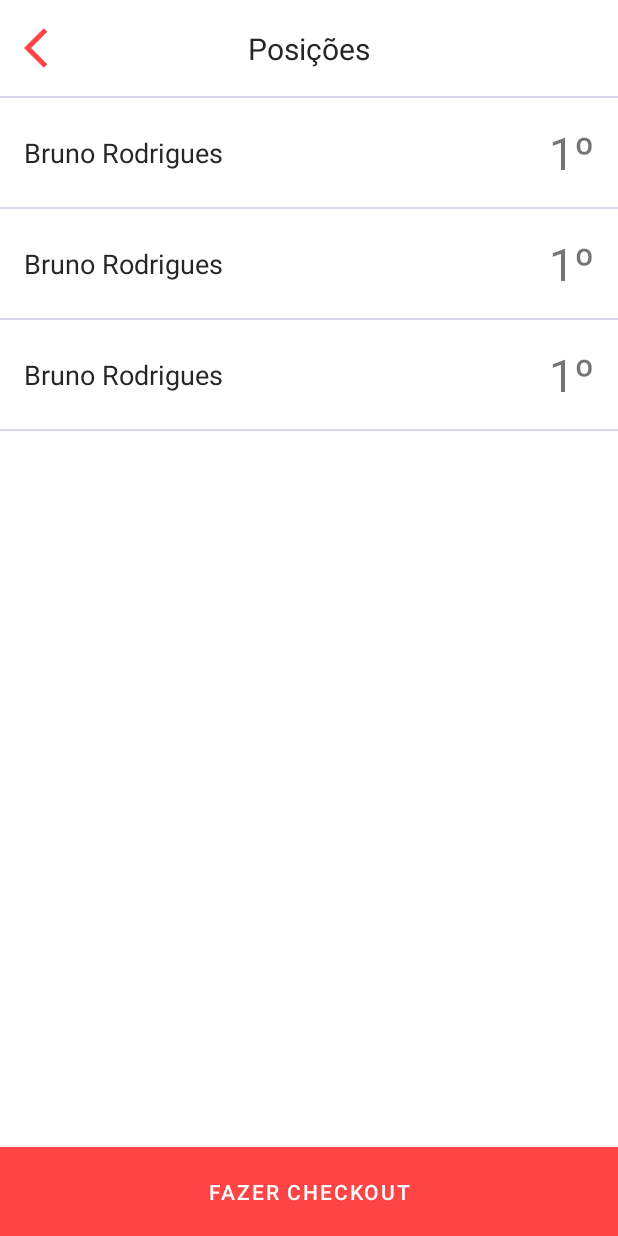
After one commit to brunorodriguesaraujo/alternativecheckin, an Android app: the layout activity_position_list.xml on its own in the app's theme, with its tools: preview values and no code run, on a phone screen of 412 x 824 dp. The commit adds this screen. Run offline under Robolectric (Android 15) with nearby library versions, the phone set to English and light mode, and no system bars.

Commit message:
feat: #main add position activity and change colors

```diff
--- a/app/src/main/AndroidManifest.xml
+++ b/app/src/main/AndroidManifest.xml
@@ -13,6 +13,9 @@
         android:roundIcon="@mipmap/ic_launcher_round"
         android:supportsRtl="true"
         android:theme="@style/Theme.AlternativeCheckIn">
+        <activity
+            android:name=".ui.position.PositionListActivity"
+            android:exported="false" />
 
         <meta-data
             android:name="com.google.android.geo.API_KEY"
@@ -20,8 +23,7 @@
 
         <activity
             android:name=".ui.maps.MapsActivity"
-            android:exported="true"
-            android:label="@string/title_activity_maps">
+            android:exported="true">
             <intent-filter>
                 <action android:name="android.intent.action.MAIN" />
 
--- a/app/src/main/java/br/com/alternativecheck_in/ui/maps/MapsActivity.kt
+++ b/app/src/main/java/br/com/alternativecheck_in/ui/maps/MapsActivity.kt
@@ -2,6 +2,7 @@ package br.com.alternativecheck_in.ui.maps
 
 import android.Manifest
 import android.annotation.SuppressLint
+import android.content.Intent
 import android.content.pm.PackageManager
 import android.location.Location
 import android.location.LocationListener
@@ -13,6 +14,7 @@ import br.com.alternativecheck_in.R
 import br.com.alternativecheck_in.databinding.ActivityMapsBinding
 import br.com.alternativecheck_in.ui.extension.gone
 import br.com.alternativecheck_in.ui.extension.visible
+import br.com.alternativecheck_in.ui.position.PositionListActivity
 import com.google.android.gms.location.FusedLocationProviderClient
 import com.google.android.gms.location.LocationServices
 import com.google.android.gms.maps.CameraUpdateFactory
@@ -42,6 +44,11 @@ class MapsActivity : AppCompatActivity(), OnMapReadyCallback {
         binding = ActivityMapsBinding.inflate(layoutInflater)
         setContentView(binding.root)
         createMapFragment()
+        binding.buttonList.setOnClickListener {
+            val intent = Intent(this, PositionListActivity::class.java)
+            startActivity(intent)
+        }
+
     }
 
     private fun createMapFragment() {
@@ -61,7 +68,7 @@ class MapsActivity : AppCompatActivity(), OnMapReadyCallback {
         circleOption = CircleOptions()
             .center(rodJp)
             .radius(100.0)
-            .strokeColor(R.color.purple_200)
+            .strokeColor(R.color.colorPrimary)
         mMap.addCircle(circleOption)
     }
 
--- /dev/null
+++ b/app/src/main/java/br/com/alternativecheck_in/ui/position/PositionListActivity.java
@@ -0,0 +1,16 @@
+package br.com.alternativecheck_in.ui.position;
+
+import androidx.appcompat.app.AppCompatActivity;
+
+import android.os.Bundle;
+
+import br.com.alternativecheck_in.R;
+
+public class PositionListActivity extends AppCompatActivity {
+
+    @Override
+    protected void onCreate(Bundle savedInstanceState) {
+        super.onCreate(savedInstanceState);
+        setContentView(R.layout.activity_position_list);
+    }
+}
--- /dev/null
+++ b/app/src/main/res/drawable/ic_arrow_back_24.xml
@@ -0,0 +1,10 @@
+<vector xmlns:android="http://schemas.android.com/apk/res/android"
+    android:width="24dp"
+    android:height="24dp"
+    android:viewportWidth="24"
+    android:viewportHeight="24"
+    android:tint="?attr/colorControlNormal">
+  <path
+      android:fillColor="@android:color/white"
+      android:pathData="M11.67,3.87L9.9,2.1 0,12l9.9,9.9 1.77,-1.77L3.54,12z"/>
+</vector>
--- a/app/src/main/res/drawable/shape_button_disabled.xml
+++ b/app/src/main/res/drawable/shape_button_disabled.xml
@@ -1,6 +1,6 @@
 <?xml version="1.0" encoding="utf-8"?>
 <shape xmlns:android="http://schemas.android.com/apk/res/android">
 
-    <solid android:color="@color/purple_200" />
+    <solid android:color="@color/colorInactive" />
 
 </shape>
--- a/app/src/main/res/drawable/shape_button_normal.xml
+++ b/app/src/main/res/drawable/shape_button_normal.xml
@@ -1,5 +1,5 @@
 <?xml version="1.0" encoding="utf-8"?>
 <shape xmlns:android="http://schemas.android.com/apk/res/android">
 
-    <solid android:color="@color/purple_500" />
+    <solid android:color="@color/colorPrimary" />
 </shape>
--- a/app/src/main/res/layout/activity_maps.xml
+++ b/app/src/main/res/layout/activity_maps.xml
@@ -9,20 +9,22 @@
         android:id="@+id/layout_maps_toolbar"
         android:layout_width="match_parent"
         android:layout_height="wrap_content"
-        android:background="@color/purple_500"
+        android:background="@android:color/transparent"
         android:gravity="end"
         android:orientation="horizontal"
         map:layout_constraintEnd_toEndOf="parent"
         map:layout_constraintStart_toStartOf="parent"
         map:layout_constraintTop_toTopOf="parent">
 
-        <Button
+        <com.google.android.material.button.MaterialButton
+            android:id="@+id/button_list"
             android:layout_width="wrap_content"
             android:layout_height="wrap_content"
             android:layout_gravity="center"
             android:background="@android:color/transparent"
             android:gravity="center"
-            android:text="@string/maps_seelist" />
+            android:text="@string/maps_list"
+            android:textColor="@color/colorPrimary" />
 
     </LinearLayout>
 
@@ -37,13 +39,11 @@
         map:layout_constraintTop_toBottomOf="@id/layout_maps_toolbar"
         tools:context=".ui.maps.MapsActivity" />
 
-    <Button
+    <com.google.android.material.button.MaterialButton
         android:id="@+id/button_maps_checkin"
+        style="@style/ButtonStyle"
         android:layout_width="match_parent"
         android:layout_height="wrap_content"
-        android:background="@drawable/selector_button_simple"
-        android:enabled="false"
-        android:padding="16dp"
         android:text="@string/maps_tocheckin"
         map:layout_constraintBottom_toBottomOf="parent"
         map:layout_constraintEnd_toEndOf="parent"
--- /dev/null
+++ b/app/src/main/res/layout/activity_position_list.xml
@@ -0,0 +1,74 @@
+<?xml version="1.0" encoding="utf-8"?>
+<androidx.constraintlayout.widget.ConstraintLayout xmlns:android="http://schemas.android.com/apk/res/android"
+    xmlns:app="http://schemas.android.com/apk/res-auto"
+    xmlns:tools="http://schemas.android.com/tools"
+    android:layout_width="match_parent"
+    android:layout_height="match_parent"
+    android:background="@color/colorBackgroundSecondary"
+    tools:context=".ui.position.PositionListActivity">
+
+    <androidx.constraintlayout.widget.ConstraintLayout
+        android:id="@+id/layout"
+        android:layout_width="match_parent"
+        android:layout_height="wrap_content"
+        app:layout_constraintEnd_toEndOf="parent"
+        app:layout_constraintStart_toStartOf="parent"
+        app:layout_constraintTop_toTopOf="parent">
+
+        <ImageView
+            android:layout_width="wrap_content"
+            android:layout_height="wrap_content"
+            android:layout_margin="16dp"
+            android:background="@drawable/ic_arrow_back_24"
+            android:backgroundTint="@color/colorPrimary"
+            android:contentDescription="@string/postion_content_description"
+            android:padding="16dp"
+            app:layout_constraintBottom_toBottomOf="parent"
+            app:layout_constraintStart_toStartOf="parent"
+            app:layout_constraintTop_toTopOf="parent" />
+
+        <com.google.android.material.textview.MaterialTextView
+            android:layout_width="wrap_content"
+            android:layout_height="wrap_content"
+            android:text="@string/position_title"
+            android:textColor="@color/textcolorBlack"
+            android:textSize="20sp"
+            app:layout_constraintBottom_toBottomOf="parent"
+            app:layout_constraintEnd_toEndOf="parent"
+            app:layout_constraintStart_toStartOf="parent"
+            app:layout_constraintTop_toTopOf="parent" />
+
+    </androidx.constraintlayout.widget.ConstraintLayout>
+
+    <View
+        android:id="@+id/view_divider"
+        android:layout_width="match_parent"
+        android:layout_height="1dp"
+        android:background="@color/colorBackgroundThird"
+        app:layout_constraintEnd_toEndOf="parent"
+        app:layout_constraintStart_toStartOf="parent"
+        app:layout_constraintTop_toBottomOf="@+id/layout" />
+
+    <androidx.recyclerview.widget.RecyclerView
+        android:id="@+id/recycler_position"
+        android:layout_width="match_parent"
+        android:layout_height="0dp"
+        app:layoutManager="androidx.recyclerview.widget.LinearLayoutManager"
+        app:layout_constraintBottom_toTopOf="@+id/button_checkout"
+        app:layout_constraintEnd_toEndOf="parent"
+        app:layout_constraintStart_toStartOf="parent"
+        app:layout_constraintTop_toBottomOf="@+id/view_divider"
+        tools:listitem="@layout/item_position" />
+
+    <com.google.android.material.button.MaterialButton
+        android:id="@+id/button_checkout"
+        style="@style/ButtonStyle"
+        android:layout_width="match_parent"
+        android:layout_height="wrap_content"
+        android:text="@string/position_checkout"
+        app:layout_constraintBottom_toBottomOf="parent"
+        app:layout_constraintEnd_toEndOf="parent"
+        app:layout_constraintStart_toStartOf="parent"
+        app:layout_constraintTop_toBottomOf="@+id/recycler_position" />
+
+</androidx.constraintlayout.widget.ConstraintLayout>
--- /dev/null
+++ b/app/src/main/res/layout/item_position.xml
@@ -0,0 +1,49 @@
+<?xml version="1.0" encoding="utf-8"?>
+<androidx.constraintlayout.widget.ConstraintLayout xmlns:android="http://schemas.android.com/apk/res/android"
+    xmlns:app="http://schemas.android.com/apk/res-auto"
+    xmlns:tools="http://schemas.android.com/tools"
+    android:layout_width="match_parent"
+    android:layout_height="wrap_content">
+
+
+    <androidx.constraintlayout.widget.ConstraintLayout
+        android:id="@+id/layout"
+        android:layout_width="match_parent"
+        android:layout_height="wrap_content"
+        app:layout_constraintEnd_toEndOf="parent"
+        app:layout_constraintStart_toStartOf="parent"
+        app:layout_constraintTop_toTopOf="parent">
+
+        <com.google.android.material.textview.MaterialTextView
+            android:layout_width="wrap_content"
+            android:layout_height="wrap_content"
+            android:layout_margin="16dp"
+            android:textColor="@color/textcolorBlack"
+            android:textSize="18sp"
+            app:layout_constraintBottom_toBottomOf="parent"
+            app:layout_constraintStart_toStartOf="parent"
+            app:layout_constraintTop_toTopOf="parent"
+            tools:text="Bruno Rodrigues" />
+
+        <com.google.android.material.textview.MaterialTextView
+            android:id="@+id/textview_position"
+            android:layout_width="wrap_content"
+            android:layout_height="wrap_content"
+            android:layout_margin="16dp"
+            android:textSize="30sp"
+            app:layout_constraintBottom_toBottomOf="parent"
+            app:layout_constraintEnd_toEndOf="parent"
+            app:layout_constraintTop_toTopOf="parent"
+            tools:text="1º" />
+
+    </androidx.constraintlayout.widget.ConstraintLayout>
+
+    <View
+        android:layout_width="match_parent"
+        android:layout_height="1dp"
+        android:background="@color/colorBackgroundThird"
+        app:layout_constraintEnd_toEndOf="parent"
+        app:layout_constraintStart_toStartOf="parent"
+        app:layout_constraintTop_toBottomOf="@+id/layout" />
+
+</androidx.constraintlayout.widget.ConstraintLayout>
--- a/app/src/main/res/values-night/themes.xml
+++ b/app/src/main/res/values-night/themes.xml
@@ -2,15 +2,24 @@
     <!-- Base application theme. -->
     <style name="Theme.AlternativeCheckIn" parent="Theme.MaterialComponents.DayNight.NoActionBar">
         <!-- Primary brand color. -->
-        <item name="colorPrimary">@color/purple_200</item>
-        <item name="colorPrimaryVariant">@color/purple_700</item>
-        <item name="colorOnPrimary">@color/black</item>
+        <item name="colorPrimary">@color/colorPrimary</item>
+        <item name="colorPrimaryVariant">@color/colorPrimary</item>
+        <item name="colorOnPrimary">@color/colorSecondary</item>
         <!-- Secondary brand color. -->
-        <item name="colorSecondary">@color/white</item>
-        <item name="colorSecondaryVariant">@color/teal_200</item>
-        <item name="colorOnSecondary">@color/black</item>
+        <item name="colorSecondary">@color/colorSecondary</item>
+        <item name="colorSecondaryVariant">@color/colorSecondary</item>
+        <item name="colorOnSecondary">@color/colorSecondary</item>
         <!-- Status bar color. -->
-        <item name="android:statusBarColor" tools:targetApi="l">?attr/colorPrimaryVariant</item>
+        <item name="android:statusBarColor" tools:targetApi="l">@color/colorBackgroundSecondary
+        </item>
+        <item name="android:windowLightStatusBar" tools:targetApi="23">true</item>
         <!-- Customize your theme here. -->
     </style>
+
+    <style name="ButtonStyle">
+        <item name="android:textColor">@color/colorWhite</item>
+        <item name="android:background">@drawable/selector_button_simple</item>
+        <item name="android:padding">14dp</item>
+        <item name="android:enabled">false</item>
+    </style>
 </resources>
--- a/app/src/main/res/values/colors.xml
+++ b/app/src/main/res/values/colors.xml
@@ -1,10 +1,25 @@
 <?xml version="1.0" encoding="utf-8"?>
 <resources>
-    <color name="purple_200">#FFBB86FC</color>
-    <color name="purple_500">#FF6200EE</color>
-    <color name="purple_700">#FF3700B3</color>
-    <color name="teal_200">#FF03DAC5</color>
-    <color name="teal_700">#FF018786</color>
-    <color name="black">#FF000000</color>
-    <color name="white">#FFFFFFFF</color>
+    <color name="colorPrimary">#FF4445</color>
+    <color name="colorSecondary">#E42722</color>
+    <color name="colorThird">#BB140F</color>
+    <color name="colorBackgroundPrimary">#F6F6F6</color>
+    <color name="colorBackgroundSecondary">#FFFFFF</color>
+    <color name="colorBackgroundThird">#D5D9EA</color>
+    <color name="colorInactive">#F9D3D2</color>
+    <color name="colorWhite">#FFFFFF</color>
+    <color name="colorOffWhite">#EFEFF4</color>
+    <color name="colorBlack">#000000</color>
+    <color name="colorNeutral01">#4E4E4E</color>
+    <color name="colorNeutral02">#464855</color>
+    <color name="colorNeutral03">#666666</color>
+    <color name="colorNeutral04">#C7C7C7</color>
+    <color name="colorNeutral05">#9D9D9D</color>
+
+    <color name="textcolorGreen">#208B2B</color>
+    <color name="textcolorBlack">#262626</color>
+    <color name="textcolorPrimary">#000000</color>
+    <color name="textcolorSecondary">#262626</color>
+    <color name="textcolorYellow">#8A6D3B</color>
+    <color name="textcolorWhite">#FFFFFF</color>
 </resources>
--- a/app/src/main/res/values/strings.xml
+++ b/app/src/main/res/values/strings.xml
@@ -1,6 +1,13 @@
 <resources>
     <string name="app_name">Alternative Check-In</string>
-    <string name="title_activity_maps">MapsActivity</string>
-    <string name="maps_seelist">Ver Lista</string>
+
+    <!-- MapsActivity -->
+    <string name="maps_list">Ver Lista</string>
     <string name="maps_tocheckin">Fazer Check-In</string>
+
+    <!-- PositionActivity -->
+    <string name="position_title">Posições</string>
+    <string name="position_checkout">Fazer Checkout</string>
+    <string name="postion_content_description">botão de voltar</string>
+
 </resources>
--- a/app/src/main/res/values/themes.xml
+++ b/app/src/main/res/values/themes.xml
@@ -2,15 +2,24 @@
     <!-- Base application theme. -->
     <style name="Theme.AlternativeCheckIn" parent="Theme.MaterialComponents.DayNight.NoActionBar">
         <!-- Primary brand color. -->
-        <item name="colorPrimary">@color/purple_500</item>
-        <item name="colorPrimaryVariant">@color/purple_700</item>
-        <item name="colorOnPrimary">@color/white</item>
+        <item name="colorPrimary">@color/colorPrimary</item>
+        <item name="colorPrimaryVariant">@color/colorPrimary</item>
+        <item name="colorOnPrimary">@color/colorSecondary</item>
         <!-- Secondary brand color. -->
-        <item name="colorSecondary">@color/white</item>
-        <item name="colorSecondaryVariant">@color/teal_700</item>
-        <item name="colorOnSecondary">@color/black</item>
+        <item name="colorSecondary">@color/colorSecondary</item>
+        <item name="colorSecondaryVariant">@color/colorSecondary</item>
+        <item name="colorOnSecondary">@color/colorSecondary</item>
         <!-- Status bar color. -->
-        <item name="android:statusBarColor" tools:targetApi="l">?attr/colorPrimaryVariant</item>
+        <item name="android:statusBarColor" tools:targetApi="l">@color/colorBackgroundSecondary
+        </item>
+        <item name="android:windowLightStatusBar" tools:targetApi="23">true</item>
         <!-- Customize your theme here. -->
     </style>
+
+    <style name="ButtonStyle">
+        <item name="android:textColor">@color/colorWhite</item>
+        <item name="android:background">@drawable/selector_button_simple</item>
+        <item name="android:padding">14dp</item>
+        <item name="android:enabled">true</item>
+    </style>
 </resources>
```
